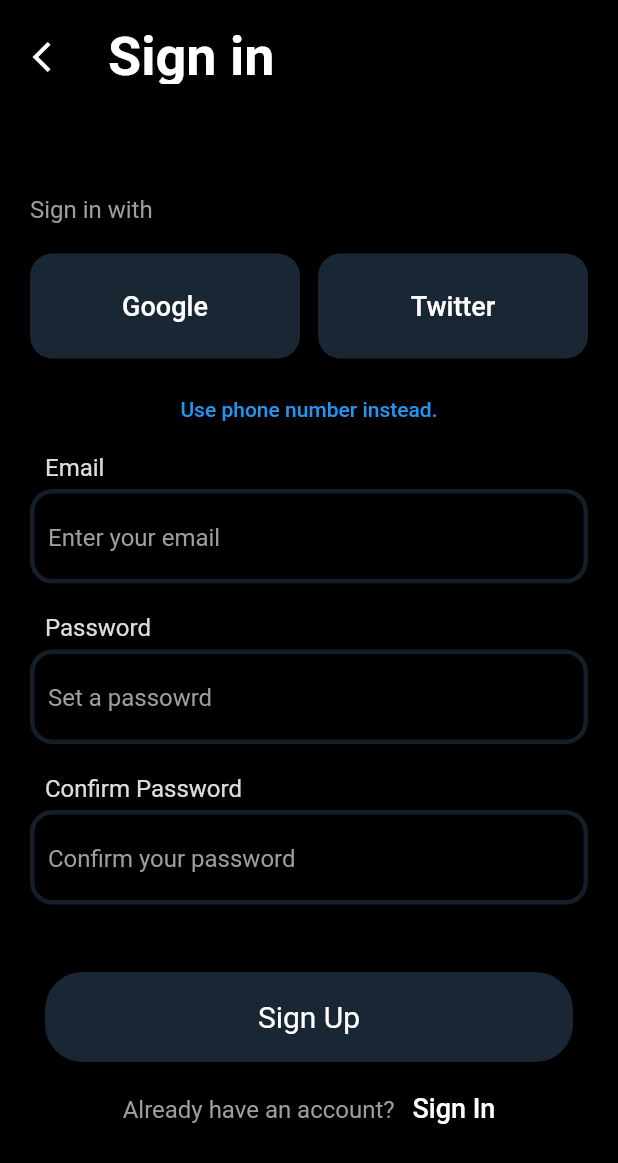
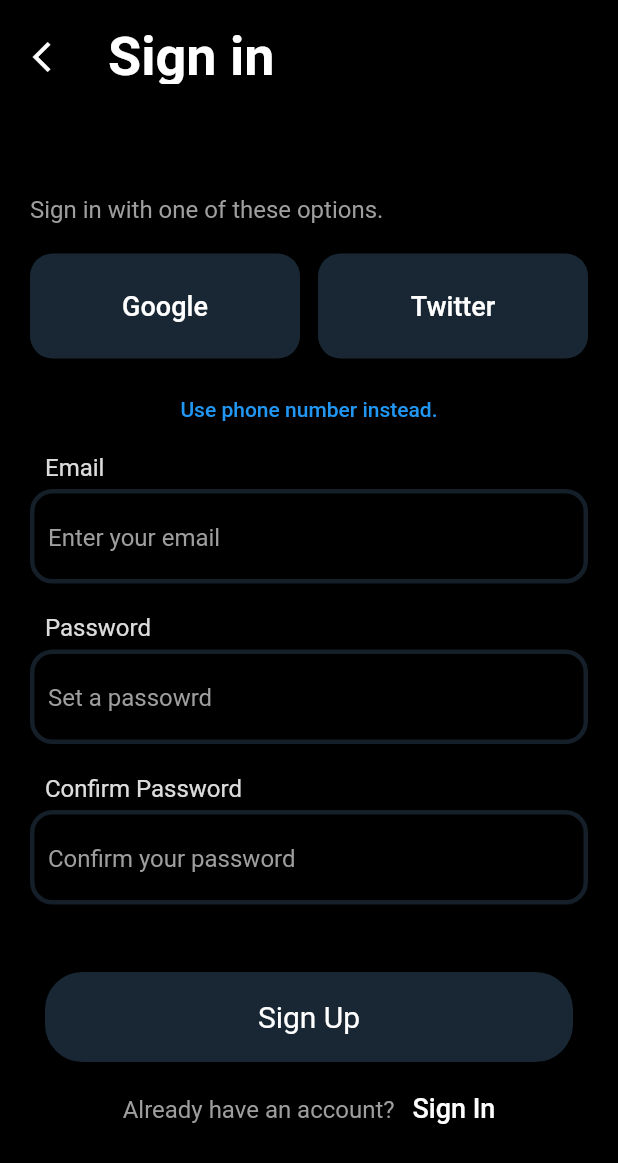
Before and after one commit to FarhanSyedain/chat_app, a Flutter app: the RegisterScreen screen opened by its route, on a phone screen of 412 x 824 dp. Shown: the top 1163 px of the screen. Run offline on Flutter 3.47's test engine with Material 2 defaults, Android fonts, the phone set to English and light mode, and no system bars; drawn by our look-alikes of loading_overlay; our stand-ins replace awesome_dialog, cloud_firestore, firebase_auth, firebase_core, firebase_storage, flutter_svg and 6 more; missing offline and left inert: flutter_twitter_login; accounts and stored records are empty; network calls fail.

```diff
--- a/lib/screens/auth/components/socialAuthRow.dart
+++ b/lib/screens/auth/components/socialAuthRow.dart
@@ -12,7 +12,7 @@ class SocialMediaRowWithPhoneNumberSwitch extends StatelessWidget {
       children: [
         SizedBox(height: 60),
         Text(
-          'Sign in with',
+          'Sign in with one of these options.',
           style: Theme.of(context).textTheme.bodyText2,
         ),
         SizedBox(height: 20),
```
Also changed, not shown: lib/screens/auth/login/components/userInputArea.dart (+4 -3 lines).
